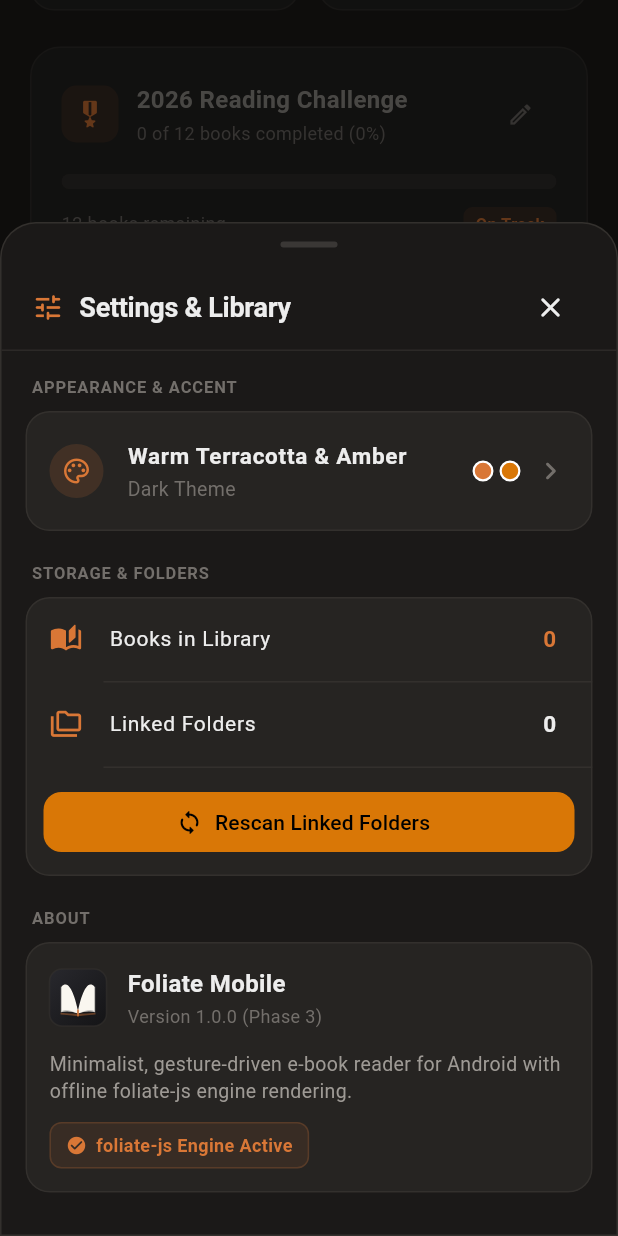
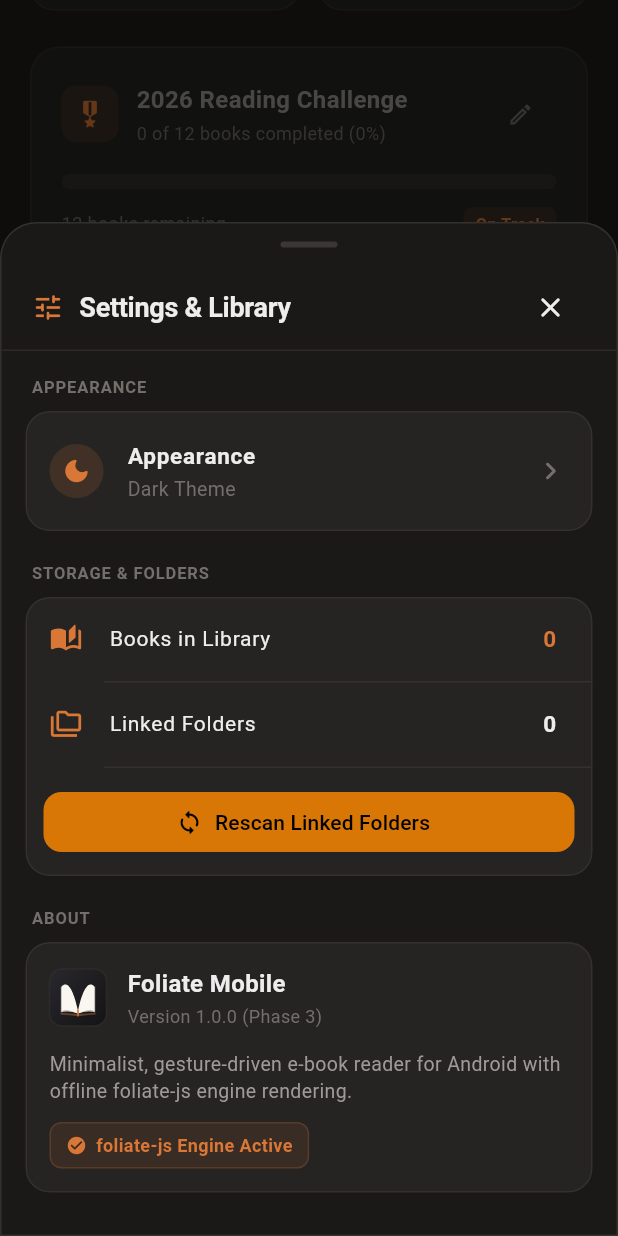
Before and after one commit to lk-03/foliate-android, a Flutter app: the ProfileScreen screen opened directly with empty values, scrolled down 506 dp, after a tap on "App Theme & Accent Color", after a tap on "Storage & Linked Directories", on a phone screen of 412 x 824 dp. Run offline on Flutter 3.47's test engine with Material 3 defaults, Android fonts, the phone set to English and light mode, and no system bars; our stand-ins replace file_picker, flutter_riverpod, shared_preferences, webview_flutter; accounts and stored records are empty.

Commit message:
fix(ui): normalize reading progress percentage and simplify theme sheet to mode selector

```diff
--- a/lib/components/app_theme_sheet.dart
+++ b/lib/components/app_theme_sheet.dart
@@ -68,7 +68,7 @@
                       ),
                     ),
                     Text(
-                      'Interface mode & Warm Terracotta theme',
+                      'Choose your interface mode',
                       style: TextStyle(
                         fontSize: 12,
                         color: colors.textMuted,
@@ -126,87 +126,7 @@
               ],
             ),
 
-            const SizedBox(height: 24),
-
-            // Signature Palette Showcase
-            Text(
-              'SIGNATURE PALETTE',
-              style: TextStyle(
-                fontSize: 11,
-                fontWeight: FontWeight.bold,
-                letterSpacing: 0.8,
-                color: colors.textMuted,
-              ),
-            ),
-            const SizedBox(height: 10),
-
-            Container(
-              padding: const EdgeInsets.all(14),
-              decoration: BoxDecoration(
-                color: colors.inputBackground,
-                borderRadius: BorderRadius.circular(16),
-                border: Border.all(color: colors.border),
-              ),
-              child: Row(
-                children: [
-                  Container(
-                    width: 38,
-                    height: 38,
-                    decoration: BoxDecoration(
-                      gradient: LinearGradient(
-                        colors: [
-                          themeState.primaryColor,
-                          AdwaitaColors.amberStreak,
-                        ],
-                        begin: Alignment.topLeft,
-                        end: Alignment.bottomRight,
-                      ),
-                      borderRadius: BorderRadius.circular(10),
-                    ),
-                    child: const Icon(
-                      Icons.palette_rounded,
-                      color: Colors.white,
-                      size: 20,
-                    ),
-                  ),
-                  const SizedBox(width: 14),
-                  Expanded(
-                    child: Column(
-                      crossAxisAlignment: CrossAxisAlignment.start,
-                      children: [
-                        Text(
-                          'Warm Terracotta & Amber',
-                          style: TextStyle(
-                            fontSize: 14,
-                            fontWeight: FontWeight.w600,
-                            color: colors.textPrimary,
-                          ),
-                        ),
-                        const SizedBox(height: 2),
-                        Text(
-                          'Signature editorial aesthetic across library and reader',
-                          style: TextStyle(
-                            fontSize: 12,
-                            color: colors.textSecondary,
-                          ),
-                        ),
-                      ],
-                    ),
-                  ),
-                  const SizedBox(width: 8),
-                  Container(
-                    width: 10,
-                    height: 10,
-                    decoration: BoxDecoration(
-                      color: themeState.primaryColor,
-                      shape: BoxShape.circle,
-                    ),
-                  ),
-                ],
-              ),
-            ),
-
-            const SizedBox(height: 16),
+            const SizedBox(height: 12),
           ],
         ),
       ),
--- a/lib/components/book_card.dart
+++ b/lib/components/book_card.dart
@@ -123,7 +123,7 @@
                     ),
 
                     // Bottom Progress Pill Overlay
-                    if (book.percentage > 0)
+                    if (book.displayPercentage > 0)
                       Positioned(
                         bottom: 6,
                         left: 6,
@@ -137,7 +137,7 @@
                             borderRadius: BorderRadius.circular(4),
                           ),
                           child: Text(
-                            '${book.percentage.round()}%',
+                            '${book.displayPercentage}%',
                             style: const TextStyle(
                               fontSize: 10,
                               fontWeight: FontWeight.bold,
--- a/lib/components/recent_book_card.dart
+++ b/lib/components/recent_book_card.dart
@@ -79,7 +79,7 @@
                       mainAxisAlignment: MainAxisAlignment.spaceBetween,
                       children: [
                         Text(
-                          '${book.percentage.round()}% completed',
+                          '${book.displayPercentage}% completed',
                           style: TextStyle(
                             fontSize: 11,
                             fontWeight: FontWeight.w500,
@@ -113,7 +113,7 @@
                     ClipRRect(
                       borderRadius: BorderRadius.circular(4),
                       child: LinearProgressIndicator(
-                        value: (book.percentage / 100).clamp(0.0, 1.0),
+                        value: book.progressFraction,
                         minHeight: 5,
                         backgroundColor: colors.border.withValues(alpha: 0.5),
                         valueColor: AlwaysStoppedAnimation<Color>(
--- a/lib/components/settings_sheet.dart
+++ b/lib/components/settings_sheet.dart
@@ -153,7 +153,7 @@
                 physics: const BouncingScrollPhysics(),
                 children: [
                   // Section: Appearance
-                  _buildSectionHeader('Appearance & Accent', colors),
+                  _buildSectionHeader('Appearance', colors),
                   Material(
                     color: colors.surfaceCard,
                     clipBehavior: Clip.antiAlias,
@@ -170,10 +170,18 @@
                           color: primaryAccent.withValues(alpha: 0.15),
                           shape: BoxShape.circle,
                         ),
-                        child: Icon(Icons.palette_outlined, color: primaryAccent, size: 20),
+                        child: Icon(
+                          appTheme.mode == ThemeMode.system
+                              ? Icons.brightness_auto_rounded
+                              : (appTheme.mode == ThemeMode.dark
+                                  ? Icons.dark_mode_rounded
+                                  : Icons.light_mode_rounded),
+                          color: primaryAccent,
+                          size: 20,
+                        ),
                       ),
                       title: Text(
-                        'Warm Terracotta & Amber',
+                        'Appearance',
                         style: TextStyle(
                           fontSize: 15,
                           fontWeight: FontWeight.w600,
@@ -186,32 +194,7 @@
                             : (appTheme.mode == ThemeMode.dark ? 'Dark Theme' : 'Light Theme'),
                         style: TextStyle(fontSize: 13, color: colors.textMuted),
                       ),
-                      trailing: Row(
-                        mainAxisSize: MainAxisSize.min,
-                        children: [
-                          Container(
-                            width: 14,
-                            height: 14,
-                            decoration: BoxDecoration(
-                              color: appTheme.primaryColor,
-                              shape: BoxShape.circle,
-                              border: Border.all(color: Colors.white, width: 1.5),
-                            ),
-                          ),
-                          const SizedBox(width: 4),
-                          Container(
-                            width: 14,
-                            height: 14,
-                            decoration: BoxDecoration(
-                              color: AdwaitaColors.amberStreak,
-                              shape: BoxShape.circle,
-                              border: Border.all(color: Colors.white, width: 1.5),
-                            ),
-                          ),
-                          const SizedBox(width: 8),
-                          Icon(Icons.chevron_right_rounded, color: colors.textMuted),
-                        ],
-                      ),
+                      trailing: Icon(Icons.chevron_right_rounded, color: colors.textMuted),
                       onTap: () {
                         Navigator.pop(context);
                         AppThemeSheet.show(context);
--- a/lib/components/tactile_recent_book_card.dart
+++ b/lib/components/tactile_recent_book_card.dart
@@ -18,7 +18,7 @@
 
   String _formatReadingTime(int totalReadingTimeMs) {
     if (totalReadingTimeMs <= 0) {
-      final pct = (book.percentage * 100).toInt();
+      final pct = book.displayPercentage;
       if (pct > 0) return '$pct% finished';
       return 'New book';
     }
@@ -34,7 +34,7 @@
     final colors = Theme.of(context).extension<FoliateThemeColors>() ??
         FoliateThemeColors.dark;
     final primaryAccent = Theme.of(context).colorScheme.primary;
-    final percent = (book.percentage * 100).round();
+    final percent = book.displayPercentage;
 
     return SizedBox(
       width: 154,
@@ -186,7 +186,7 @@
                           color: Colors.black.withValues(alpha: 0.35),
                           alignment: Alignment.centerLeft,
                           child: FractionallySizedBox(
-                            widthFactor: book.percentage.clamp(0.0, 1.0),
+                            widthFactor: book.progressFraction,
                             child: Container(
                               color: primaryAccent,
                             ),
--- a/lib/screens/home_screen.dart
+++ b/lib/screens/home_screen.dart
@@ -380,7 +380,7 @@
 
   Widget _buildCurrentlyReadingHero(Book book, FoliateThemeColors colors) {
     final primaryAccent = Theme.of(context).colorScheme.primary;
-    final percent = (book.percentage * 100).round();
+    final percent = book.displayPercentage;
 
     return Container(
       padding: const EdgeInsets.all(14),
--- a/lib/screens/reader_screen.dart
+++ b/lib/screens/reader_screen.dart
@@ -87,7 +87,7 @@
   }
 
   void _checkAndShowCompletionCeremony(double percentage) {
-    if (percentage >= 0.995 && !_hasShownCompletionCeremony) {
+    if (percentage >= 99.5 && !_hasShownCompletionCeremony) {
       _hasShownCompletionCeremony = true;
       showModalBottomSheet(
         context: context,
```
Also changed, not shown: lib/models/book.dart (+16 -0 lines), 1 other file.
